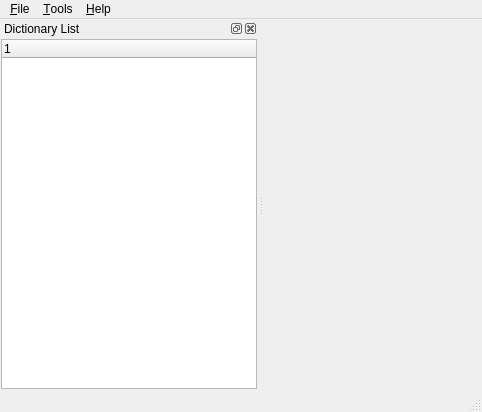
Qt form src/mainwindow.ui (jablonkai/QDictionary) before a commit.
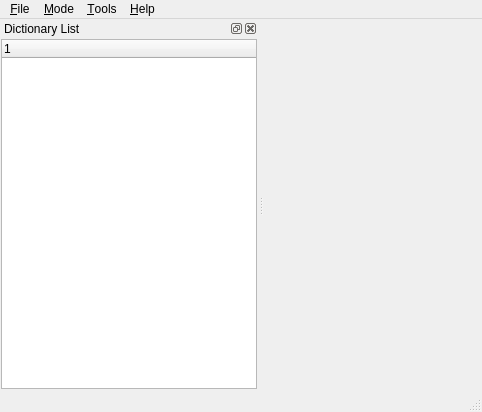
The same form after that commit. Icons and pictures are not drawn. Custom widgets are drawn as their Qt base class.

What changed in the file:
```diff
--- a/src/mainwindow.ui
+++ b/src/mainwindow.ui
@@ -65,7 +65,15 @@
     </property>
     <addaction name="actionQuit" />
    </widget>
+   <widget class="QMenu" name="menu_Mode" >
+    <property name="title" >
+     <string>&amp;Mode</string>
+    </property>
+    <addaction name="actionDictionary" />
+    <addaction name="actionEdit" />
+   </widget>
    <addaction name="menu_File" />
+   <addaction name="menu_Mode" />
    <addaction name="menu_Tools" />
    <addaction name="menu_Help" />
   </widget>
@@ -155,6 +163,12 @@
    <header>dictionarywidget.h</header>
    <container>1</container>
   </customwidget>
+  <customwidget>
+   <class>EditWidget</class>
+   <extends>QWidget</extends>
+   <header>editwidget.h</header>
+   <container>1</container>
+  </customwidget>
  </customwidgets>
  <resources>
   <include location="qdictionary.qrc" />
```
Left out of the diff: 41 changed lines with no effect on the pictures.
